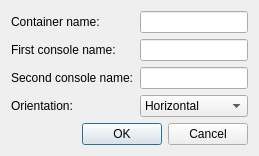
First picture: the form in src/ui/dlgAdjustableContainer.ui, repository sammerpetria/Mudlet, before the edit.
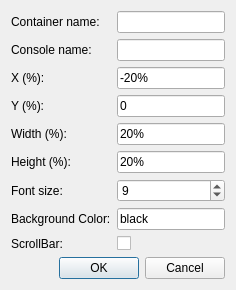
Second picture: the form after the edit.

Commit message: feat: allow custom container position

```diff
--- a/src/ui/dlgAdjustableContainer.ui
+++ b/src/ui/dlgAdjustableContainer.ui
@@ -21,7 +21,7 @@
      <item row="1" column="0">
       <widget class="QLabel" name="label_console1">
        <property name="text">
-        <string>First console name:</string>
+        <string>Console name:</string>
        </property>
       </widget>
      </item>
@@ -31,32 +31,102 @@
      <item row="2" column="0">
       <widget class="QLabel" name="label_console2">
        <property name="text">
-        <string>Second console name:</string>
+        <string>X (%):</string>
        </property>
       </widget>
      </item>
      <item row="2" column="1">
-      <widget class="QLineEdit" name="lineEdit_console2_name"/>
+      <widget class="QLineEdit" name="lineEdit_x">
+       <property name="text">
+        <string>-20%</string>
+       </property>
+      </widget>
      </item>
      <item row="3" column="0">
       <widget class="QLabel" name="label_orientation">
        <property name="text">
-        <string>Orientation:</string>
+        <string>Y (%):</string>
        </property>
       </widget>
      </item>
      <item row="3" column="1">
-      <widget class="QComboBox" name="comboBox_orientation">
-       <item>
-        <property name="text">
-         <string>Horizontal</string>
-        </property>
-       </item>
-       <item>
-        <property name="text">
-         <string>Vertical</string>
-        </property>
-       </item>
+      <widget class="QLineEdit" name="lineEdit_y">
+       <property name="text">
+        <string>0</string>
+       </property>
+      </widget>
+     </item>
+     <item row="4" column="0">
+      <widget class="QLabel" name="label_width">
+       <property name="text">
+        <string>Width (%):</string>
+       </property>
+      </widget>
+     </item>
+     <item row="4" column="1">
+      <widget class="QLineEdit" name="lineEdit_width">
+       <property name="text">
+        <string>20%</string>
+       </property>
+      </widget>
+     </item>
+     <item row="5" column="0">
+      <widget class="QLabel" name="label_height">
+       <property name="text">
+        <string>Height (%):</string>
+       </property>
+      </widget>
+     </item>
+     <item row="5" column="1">
+      <widget class="QLineEdit" name="lineEdit_height">
+       <property name="text">
+        <string>20%</string>
+       </property>
+      </widget>
+     </item>
+     <item row="6" column="0">
+      <widget class="QLabel" name="label_fontsize">
+       <property name="text">
+        <string>Font size:</string>
+       </property>
+      </widget>
+     </item>
+     <item row="6" column="1">
+      <widget class="QSpinBox" name="spinBox_fontsize">
+       <property name="minimum">
+        <number>1</number>
+       </property>
+       <property name="value">
+        <number>9</number>
+       </property>
+      </widget>
+     </item>
+     <item row="7" column="0">
+      <widget class="QLabel" name="label_color">
+       <property name="text">
+        <string>Background Color:</string>
+       </property>
+      </widget>
+     </item>
+     <item row="7" column="1">
+      <widget class="QLineEdit" name="lineEdit_color">
+       <property name="text">
+        <string>black</string>
+       </property>
+      </widget>
+     </item>
+     <item row="8" column="0">
+      <widget class="QLabel" name="label_scrollbar">
+       <property name="text">
+        <string>ScrollBar:</string>
+       </property>
+      </widget>
+     </item>
+     <item row="8" column="1">
+      <widget class="QCheckBox" name="checkBox_scrollbar">
+       <property name="text">
+        <string/>
+       </property>
       </widget>
      </item>
     </layout>
```
Left out of the diff: 8 changed lines with no effect on the pictures. The commit also changes 2 other files.
